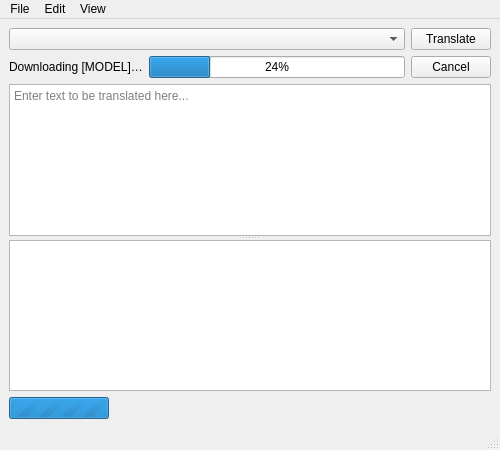
First picture: the form in src/mainwindow.ui, repository Balrog57/translateLocally, before the edit.
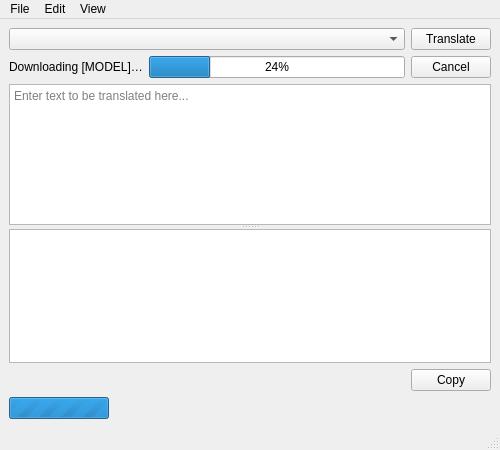
Second picture: the form after the edit. Icons and pictures are not drawn.

The edit to the form file:
```diff
--- a/src/mainwindow.ui
+++ b/src/mainwindow.ui
@@ -64,7 +64,62 @@
             <bool>true</bool>
           </property>
          </widget>
-         <widget class="QTextBrowser" name="outputBox"/>
+         <widget class="QWidget" name="outputContainer" native="true">
+          <layout class="QVBoxLayout" name="outputLayout">
+           <property name="leftMargin">
+            <number>0</number>
+           </property>
+           <property name="topMargin">
+            <number>0</number>
+           </property>
+           <property name="rightMargin">
+            <number>0</number>
+           </property>
+           <property name="bottomMargin">
+            <number>0</number>
+           </property>
+           <item>
+            <widget class="QTextBrowser" name="outputBox">
+             <property name="accessibleName">
+              <string>Translation output</string>
+             </property>
+            </widget>
+           </item>
+           <item>
+            <layout class="QHBoxLayout" name="outputButtonsLayout">
+             <item>
+              <spacer name="outputSpacer">
+               <property name="orientation">
+                <enum>Qt::Horizontal</enum>
+               </property>
+               <property name="sizeHint" stdset="0">
+                <size>
+                 <width>40</width>
+                 <height>20</height>
+                </size>
+               </property>
+              </spacer>
+             </item>
+             <item>
+              <widget class="QPushButton" name="copyButton">
+               <property name="text">
+                <string>Copy</string>
+               </property>
+               <property name="icon">
+                <iconset theme="edit-copy"/>
+               </property>
+               <property name="toolTip">
+                <string>Copy translation to clipboard</string>
+               </property>
+               <property name="accessibleName">
+                <string>Copy translation</string>
+               </property>
+              </widget>
+             </item>
+            </layout>
+           </item>
+          </layout>
+         </widget>
         </widget>
        </item>
       </layout>
```
Left out of the diff: 6 changed lines with no effect on the pictures.
